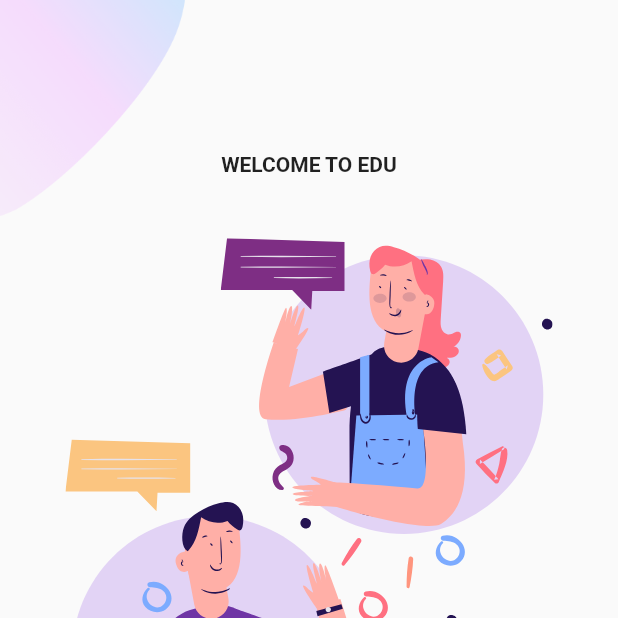
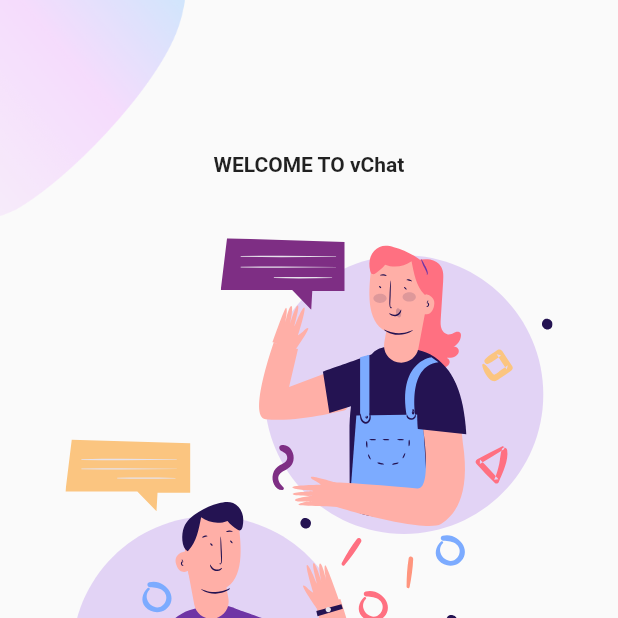
Before and after one commit to CSE327-6-G6/Video_Conferance, a Flutter app: the screen it shows after launch, on a phone screen of 412 x 824 dp, the top half of it. Run offline on Flutter 3.47's test engine with Material 2 defaults, Android fonts, the phone set to English and light mode, and no system bars; our stand-ins replace cloud_firestore, firebase_auth, firebase_core, flutter_svg, permission_handler, shared_preferences; missing offline and left inert: agora_rtc_engine, cloud_firestore_web, firebase_auth_web, firebase_core_web, shared_preferences_web; accounts and stored records are empty.

Commit message:
wlcome change

```diff
--- a/vChat/client/lib/src/pages/Screens/Welcome/components/body.dart
+++ b/vChat/client/lib/src/pages/Screens/Welcome/components/body.dart
@@ -17,7 +17,7 @@ class Body extends StatelessWidget {
           mainAxisAlignment: MainAxisAlignment.center,
           children: <Widget>[
             Text(
-              "WELCOME TO EDU",
+              "WELCOME TO vChat",
               style: TextStyle(fontWeight: FontWeight.bold),
             ),
             SizedBox(height: size.height * 0.05),
```
